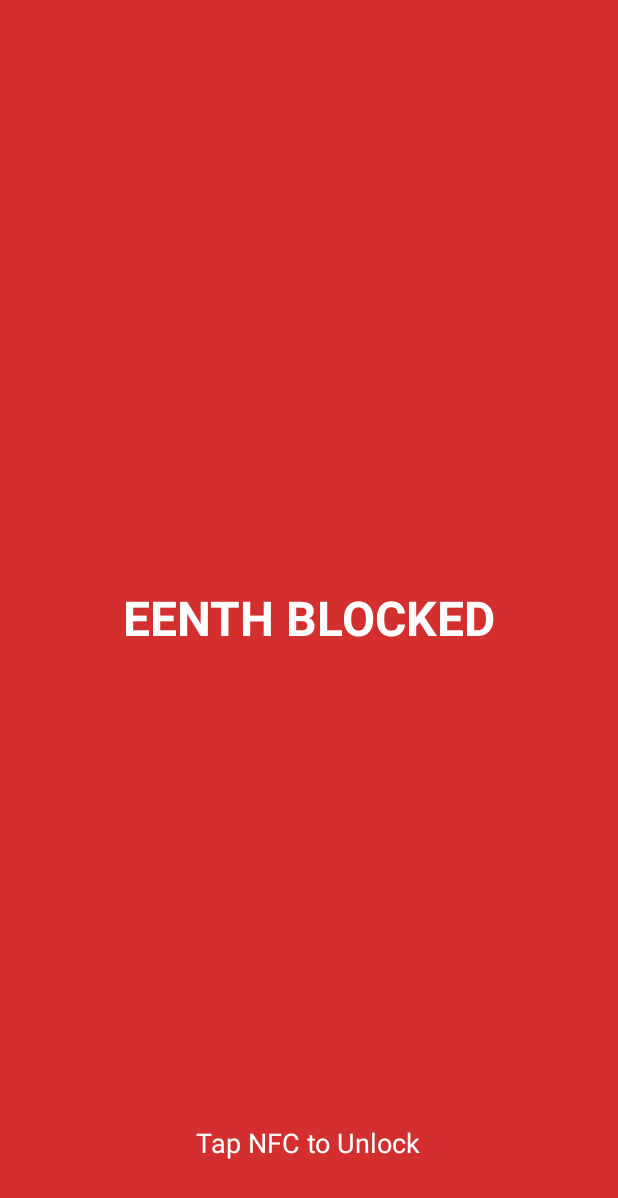
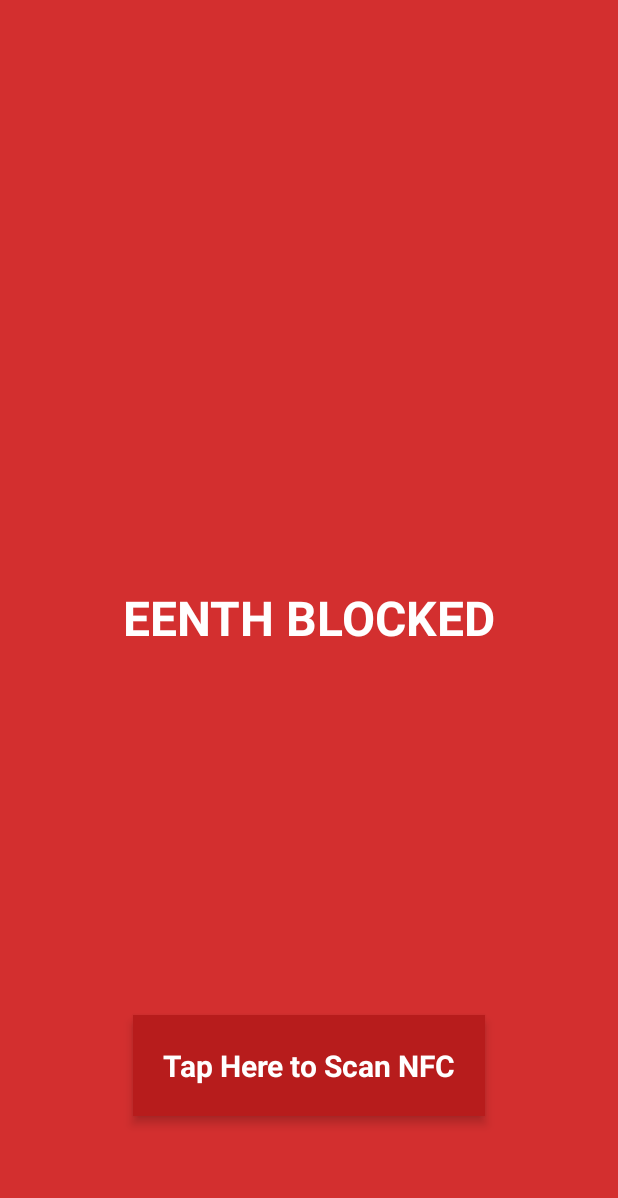
Before and after one commit to surpha/eenth, an Android app built with Jetpack Compose: the layout window_blocker.xml on its own in the app's theme, with its tools: preview values and no code run, on a phone screen of 412 x 824 dp. Shown: the top 1198 px of the screen. Run offline under Robolectric (Android 15) with nearby library versions, the phone set to English and light mode, and no system bars.

Commit message:
feat: Implement NFC unlock with session persistence

```diff
--- a/app/src/main/AndroidManifest.xml
+++ b/app/src/main/AndroidManifest.xml
@@ -41,6 +41,12 @@
                 android:resource="@xml/service_config" />
         </service>
 
+        <activity
+            android:name=".NfcUnlockActivity"
+            android:theme="@android:style/Theme.Translucent.NoTitleBar"
+            android:excludeFromRecents="true"
+            android:launchMode="singleTop" />
+
     </application>
 
 </manifest>
--- a/app/src/main/res/layout/window_blocker.xml
+++ b/app/src/main/res/layout/window_blocker.xml
@@ -16,11 +16,19 @@
         android:textStyle="bold" />
 
     <TextView
+        android:id="@+id/btnUnlock"
         android:layout_width="wrap_content"
         android:layout_height="wrap_content"
         android:layout_gravity="center|bottom"
-        android:layout_marginBottom="50dp"
-        android:text="Tap NFC to Unlock"
+        android:layout_marginBottom="80dp"
+        android:text="Tap Here to Scan NFC"
         android:textColor="#FFFFFF"
-        android:textSize="18sp" />
+        android:textSize="20sp"
+        android:textStyle="bold"
+        android:padding="20dp"
+        android:background="#B71C1C"
+        android:clickable="true"
+        android:focusable="true"
+        android:elevation="4dp" />
+
 </FrameLayout>
```
Also changed, not shown: app/src/main/java/com/eenth/blocker/EenthService.kt (+60 -12 lines), app/src/main/java/com/eenth/blocker/NfcUnlockActivity.kt (added, +58 -0 lines).
